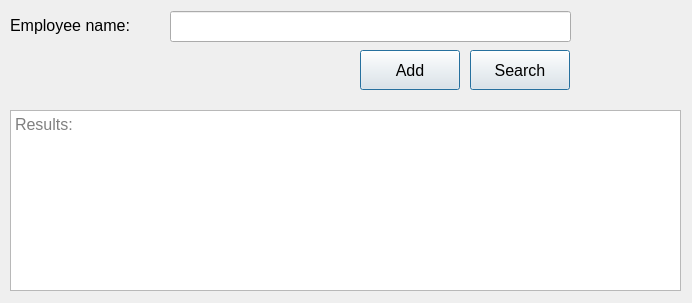
First picture: the form in Resources/EmployeeSearchForm.ui, repository MyoMinHein1246/Project-Work-I, before the edit.
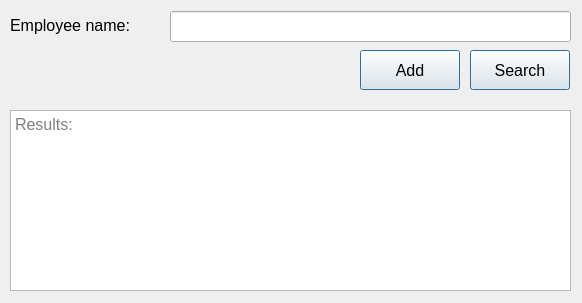
Second picture: the form after the edit.

Patch:
```diff
--- a/Resources/EmployeeSearchForm.ui
+++ b/Resources/EmployeeSearchForm.ui
@@ -6,7 +6,7 @@
    <rect>
     <x>0</x>
     <y>0</y>
-    <width>692</width>
+    <width>582</width>
     <height>303</height>
    </rect>
   </property>
@@ -18,13 +18,13 @@
   </property>
   <property name="minimumSize">
    <size>
-    <width>692</width>
+    <width>582</width>
     <height>303</height>
    </size>
   </property>
   <property name="maximumSize">
    <size>
-    <width>692</width>
+    <width>582</width>
     <height>303</height>
    </size>
   </property>
@@ -97,7 +97,7 @@
      <rect>
       <x>10</x>
       <y>110</y>
-      <width>671</width>
+      <width>561</width>
       <height>181</height>
      </rect>
     </property>
@@ -109,7 +109,7 @@
     </property>
     <property name="minimumSize">
      <size>
-      <width>671</width>
+      <width>561</width>
       <height>181</height>
      </size>
     </property>
```
